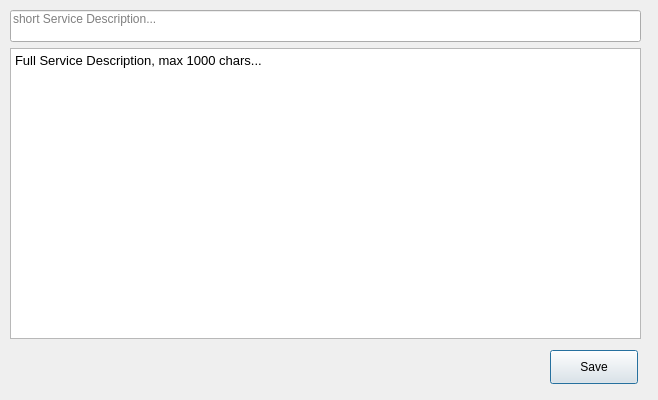
Before: the Qt Designer form Service_Update_Description.ui in bedi1982/Oficina, drawn with Qt 5.
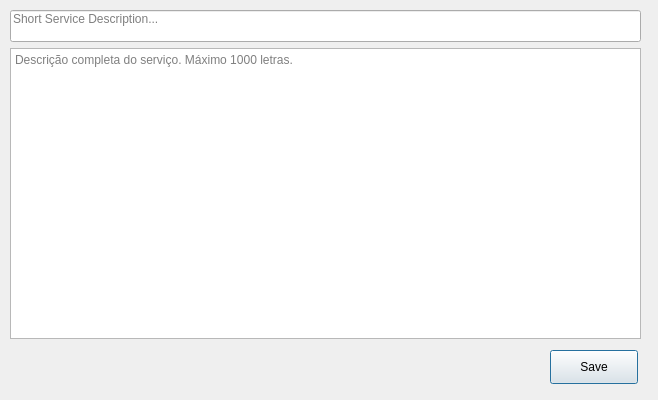
After: the same form once the commit is applied.

```diff
--- a/Service_Update_Description.ui
+++ b/Service_Update_Description.ui
@@ -61,7 +61,7 @@
 &lt;html&gt;&lt;head&gt;&lt;meta name=&quot;qrichtext&quot; content=&quot;1&quot; /&gt;&lt;style type=&quot;text/css&quot;&gt;
 p, li { white-space: pre-wrap; }
 &lt;/style&gt;&lt;/head&gt;&lt;body style=&quot; font-family:'Noto Sans'; font-size:10pt; font-weight:400; font-style:normal;&quot;&gt;
-&lt;p style=&quot; margin-top:0px; margin-bottom:0px; margin-left:0px; margin-right:0px; -qt-block-indent:0; text-indent:0px;&quot;&gt;Full Service Description, max 1000 chars...&lt;/p&gt;&lt;/body&gt;&lt;/html&gt;</string>
+&lt;p style=&quot;-qt-paragraph-type:empty; margin-top:0px; margin-bottom:0px; margin-left:0px; margin-right:0px; -qt-block-indent:0; text-indent:0px;&quot;&gt;&lt;br /&gt;&lt;/p&gt;&lt;/body&gt;&lt;/html&gt;</string>
    </property>
    <property name="placeholderText">
     <string>Descrição completa do serviço. Máximo 1000 letras.</string>
@@ -89,7 +89,7 @@
     <set>Qt::AlignLeading|Qt::AlignLeft|Qt::AlignTop</set>
    </property>
    <property name="placeholderText">
-    <string>short Service Description...</string>
+    <string>Short Service Description...</string>
    </property>
   </widget>
  </widget>
```
